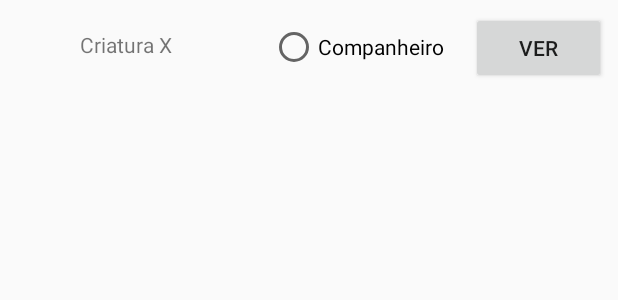
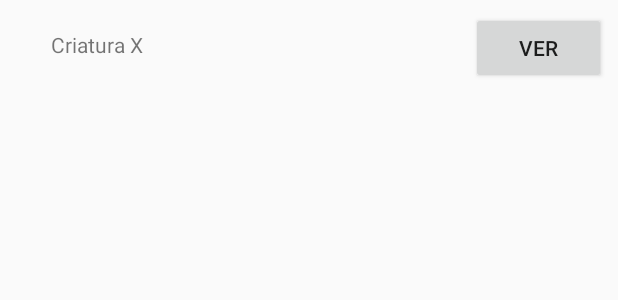
Before and after one commit to geordanolima/jogoPokemonJava, an Android app: the layout itemcriatura.xml on its own in the app's theme, with its tools: preview values and no code run, on a phone screen of 412 x 824 dp. Shown: the top 300 px of the screen. Run offline under Robolectric (Android 15) with nearby library versions, the phone set to English and light mode, and no system bars.

Commit message:
frescuras finais

```diff
--- a/app/src/main/java/com/example/a20161cmqads0220/jogo/Criatura.java
+++ b/app/src/main/java/com/example/a20161cmqads0220/jogo/Criatura.java
@@ -1,12 +1,14 @@
 package com.example.a20161cmqads0220.jogo;
 
 import android.widget.ImageView;
+
+import java.io.Serializable;
 
 /**
  * Created by 20161cmq.ads0220 on 22/06/2018.
  */
 
-public class Criatura {
+public class Criatura  implements Serializable{
 
     private String nomeCriatura;
     private String ataque;
--- a/app/src/main/res/layout/itemcriatura.xml
+++ b/app/src/main/res/layout/itemcriatura.xml
@@ -8,27 +8,15 @@
 
     <TextView
         android:id="@+id/nomeCriatura"
-        android:layout_width="wrap_content"
-        android:layout_height="wrap_content"
+        android:layout_width="246dp"
+        android:layout_height="24dp"
         android:layout_marginEnd="8dp"
         android:layout_marginStart="8dp"
         android:layout_marginTop="20dp"
         android:layout_weight="1"
         android:text="@string/texto_criatura_x"
-        app:layout_constraintEnd_toStartOf="@+id/rbCompanheiro"
-        app:layout_constraintHorizontal_bias="0.439"
+        app:layout_constraintEnd_toStartOf="@+id/btnVerCriatura"
         app:layout_constraintStart_toStartOf="parent"
-        app:layout_constraintTop_toTopOf="parent" />
-
-    <RadioButton
-        android:id="@+id/rbCompanheiro"
-        android:layout_width="118dp"
-        android:layout_height="30dp"
-        android:layout_marginEnd="16dp"
-        android:layout_marginTop="16dp"
-        android:layout_weight="1"
-        android:text="@string/texto_companheiro"
-        app:layout_constraintEnd_toStartOf="@+id/btnVerCriatura"
         app:layout_constraintTop_toTopOf="parent" />
 
     <Button
--- a/app/src/main/res/layout/perfiljogador.xml
+++ b/app/src/main/res/layout/perfiljogador.xml
@@ -487,7 +487,7 @@
         </LinearLayout>
 
         <Button
-            android:id="@+id/button11"
+            android:id="@+id/AdicionaBixo"
             android:layout_width="match_parent"
             android:layout_height="wrap_content"
             android:text="@string/texto_mundo" />
```
Also changed, not shown: app/src/main/java/com/example/a20161cmqads0220/jogo/MainActivity.java (+71 -9 lines).
